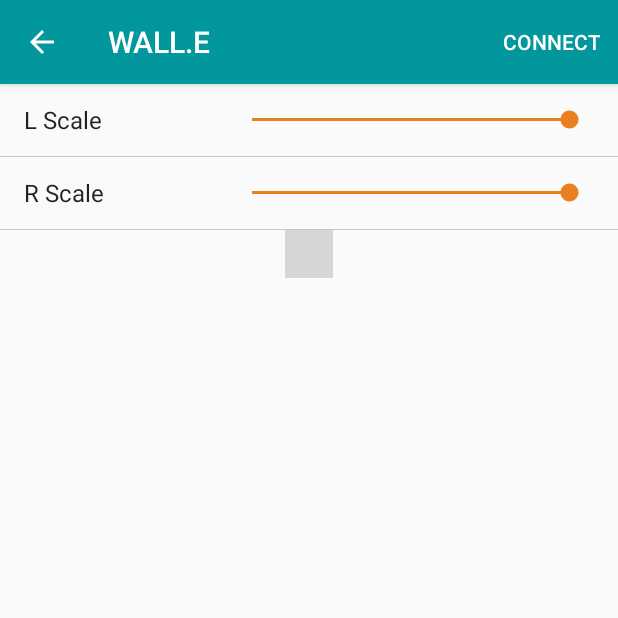
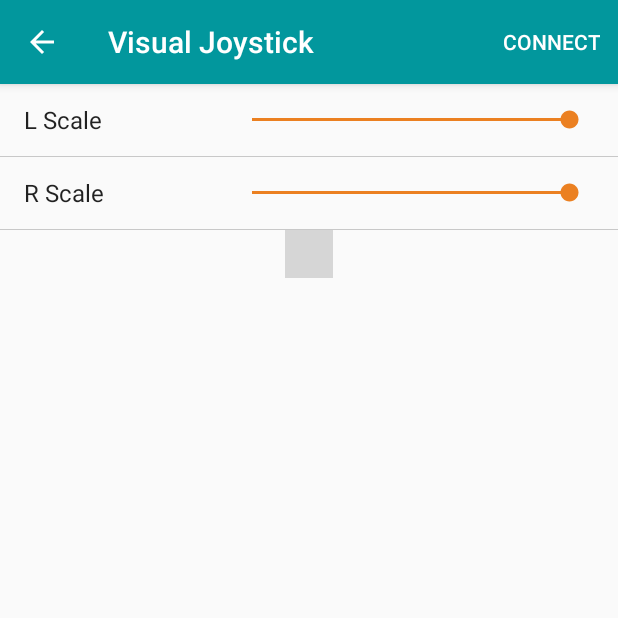
Before and after one commit to xujiaao/android-firmata, an Android app: the VisualJoystickActivity screen opened directly, with no data from a screen before it, after a tap on "CONNECT", on a phone screen of 412 x 824 dp, the top half of it. Run offline under Robolectric (Android 15) with nearby library versions, the phone set to English and light mode, and no system bars; plain views replace JoystickView; network calls fail; 9 statements that could not run were skipped; grey boxes are pictures that could not be loaded.

Commit message:
Initial Commit

```diff
--- a/android-firmata-sample/src/main/AndroidManifest.xml
+++ b/android-firmata-sample/src/main/AndroidManifest.xml
@@ -158,8 +158,8 @@
         <!-- *********************************************************************************** -->
 
         <activity
-            android:name=".others.WallEActivity"
-            android:label="@string/title_others_wall_e">
+            android:name=".others.VisualJoystickActivity"
+            android:label="@string/title_others_visual_joystick">
 
             <intent-filter>
                 <action android:name="android.intent.action.VIEW" />
--- a/android-firmata-sample/src/main/java/com/xujiaao/android/firmata/sample/others/WallEActivity.kt
+++ b/android-firmata-sample/src/main/java/com/xujiaao/android/firmata/sample/others/VisualJoystickActivity.kt
@@ -1,36 +1,34 @@
 package com.xujiaao.android.firmata.sample.others
 
 import android.os.Bundle
-import android.util.Log
 import com.xujiaao.android.firmata.board.Board
 import com.xujiaao.android.firmata.board.BoardWrapper
 import com.xujiaao.android.firmata.board.driver.Motor
-import com.xujiaao.android.firmata.board.dumpProfile
 import com.xujiaao.android.firmata.sample.R
 import com.xujiaao.android.firmata.sample.SampleActivity
-import kotlinx.android.synthetic.main.activity_others_wall_e.*
+import kotlinx.android.synthetic.main.activity_others_visual_joystick.*
 
-private const val SP_NAME = "sample_wall_e"
+private const val SP_NAME = "sample_visual_joystick"
 private const val SP_KEY_SCALE_L = "scale_l"
 private const val SP_KEY_SCALE_R = "scale_r"
 
 private const val DEFAULT_SCALE_L = 1F
 private const val DEFAULT_SCALE_R = 1F
 
-class WallEActivity : SampleActivity() {
+class VisualJoystickActivity : SampleActivity() {
 
-    private var mWallE: WallEBoard? = null
+    private var mVisualJoystickBoard: VisualJoystickBoard? = null
 
     override fun onCreate(savedInstanceState: Bundle?) {
         super.onCreate(savedInstanceState)
-        setContentView(R.layout.activity_others_wall_e)
+        setContentView(R.layout.activity_others_visual_joystick)
 
         val sp = getSharedPreferences(SP_NAME, MODE_PRIVATE)
         scale_l.progress = (sp.getFloat(SP_KEY_SCALE_L, DEFAULT_SCALE_L) * scale_l.max).toInt()
         scale_r.progress = (sp.getFloat(SP_KEY_SCALE_R, DEFAULT_SCALE_R) * scale_r.max).toInt()
 
         joystick.setOnMoveListener { angle, strength ->
-            mWallE?.setMotor(
+            mVisualJoystickBoard?.setMotor(
                 radians = Math.toRadians(angle.toDouble()),
                 strength = strength / 100.0,
                 scaleL = scale_l.progress.toDouble() / scale_l.max,
@@ -49,22 +47,18 @@ class WallEActivity : SampleActivity() {
     }
 
     override fun onBoardConnected(board: Board) {
-        mWallE = WallEBoard(board)
+        mVisualJoystickBoard = VisualJoystickBoard(board)
     }
 
     override fun onBoardDisconnected() {
-        mWallE = null
+        mVisualJoystickBoard = null
     }
 }
 
-private class WallEBoard(board: Board) : BoardWrapper(board) {
+private class VisualJoystickBoard(board: Board) : BoardWrapper(board) {
 
     private val mMotorL = Motor(pwm = 6, dir = 7, cdir = 8)
     private val mMotorR = Motor(pwm = 11, dir = 10, cdir = 9)
-
-    init {
-        Log.d("WallE", dumpProfile())
-    }
 
     fun setMotor(radians: Double, strength: Double, scaleL: Double, scaleR: Double) {
         val x = Math.cos(radians)
--- a/android-firmata-sample/src/main/res/layout/activity_others_wall_e.xml
+++ b/android-firmata-sample/src/main/res/layout/activity_others_visual_joystick.xml
@@ -7,7 +7,7 @@
 
     <com.xujiaao.android.firmata.sample.TipsView
         style="@style/Sample.Tips"
-        app:tips="@array/tips_others_wall_e" />
+        app:tips="@array/tips_others_visual_joystick" />
 
     <LinearLayout style="@style/Sample.Action.Container">
 
--- a/android-firmata-sample/src/main/res/values/strings.xml
+++ b/android-firmata-sample/src/main/res/values/strings.xml
@@ -19,7 +19,7 @@
 
     <string name="title_joystick">Joystick</string>
 
-    <string name="title_others_wall_e">WALL.E</string>
+    <string name="title_others_visual_joystick">Visual Joystick</string>
 
     <string name="menu_transport">Transport</string>
     <string name="menu_reset">Reset</string>
@@ -77,7 +77,7 @@
     <!-- Tips (Others) -->
     <!-- *************************************************************************************** -->
 
-    <string-array name="tips_others_wall_e">
+    <string-array name="tips_others_visual_joystick">
         <item>L Motor - in1: D8, in2: D7,  pwm: D6</item>
         <item>R Motor - in1: D9, in2: D10, pwm: D11</item>
     </string-array>
```
